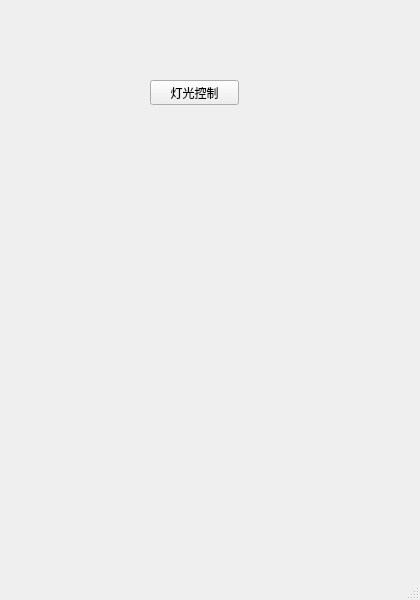
Above: mainwindow.ui from breaveSun/central_control before the change. Below: the same form after it.
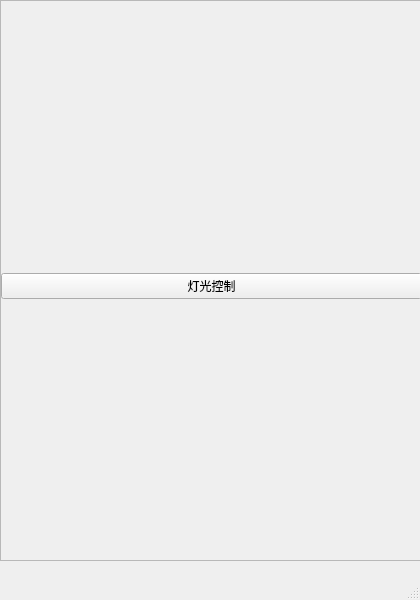
That is the form after the change.

Patch:
```diff
--- a/mainwindow.ui
+++ b/mainwindow.ui
@@ -42,18 +42,47 @@
      <enum>Qt::LeftToRight</enum>
     </property>
     <widget class="QWidget" name="mainPage">
-     <widget class="QPushButton" name="lightCntlr">
+     <widget class="QScrollArea" name="scrollArea">
       <property name="geometry">
        <rect>
-        <x>150</x>
-        <y>80</y>
-        <width>89</width>
-        <height>25</height>
+        <x>0</x>
+        <y>0</y>
+        <width>421</width>
+        <height>561</height>
        </rect>
       </property>
-      <property name="text">
-       <string>灯光控制</string>
+      <property name="widgetResizable">
+       <bool>true</bool>
       </property>
+      <widget class="QWidget" name="scrollAreaWidgetContents_2">
+       <property name="geometry">
+        <rect>
+         <x>0</x>
+         <y>0</y>
+         <width>419</width>
+         <height>559</height>
+        </rect>
+       </property>
+       <widget class="QWidget" name="verticalLayoutWidget_2">
+        <property name="geometry">
+         <rect>
+          <x>0</x>
+          <y>0</y>
+          <width>421</width>
+          <height>571</height>
+         </rect>
+        </property>
+        <layout class="QVBoxLayout" name="spaceLayout">
+         <item>
+          <widget class="QPushButton" name="lightCntlr">
+           <property name="text">
+            <string>灯光控制</string>
+           </property>
+          </widget>
+         </item>
+        </layout>
+       </widget>
+      </widget>
      </widget>
     </widget>
     <widget class="QWidget" name="lightPage">
```
